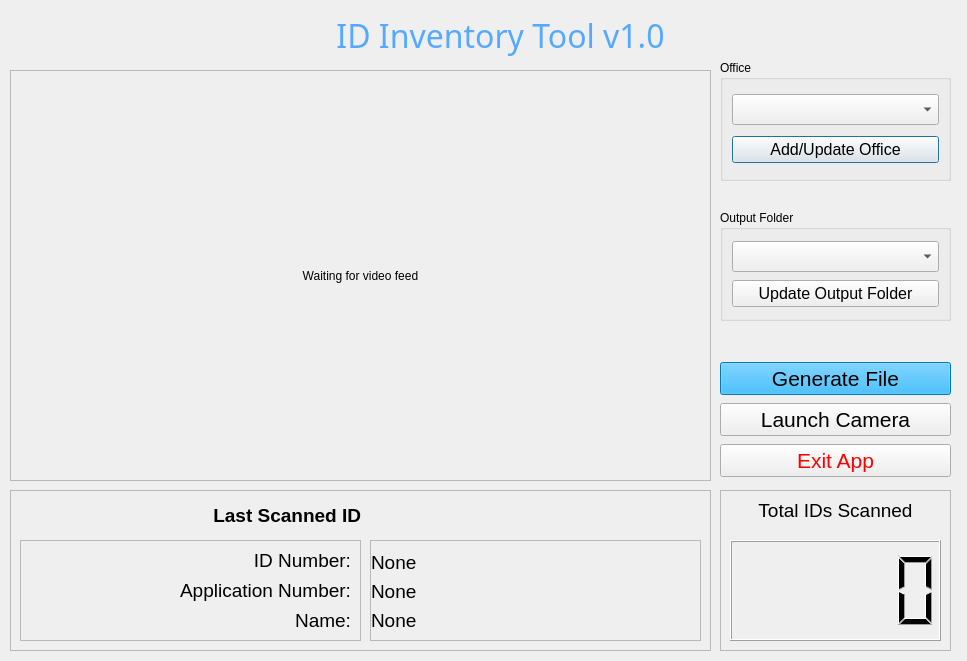
This is main_window.ui in abiatarfestus/qrc_reader as Qt 5 draws it before an edit. The edited form follows.
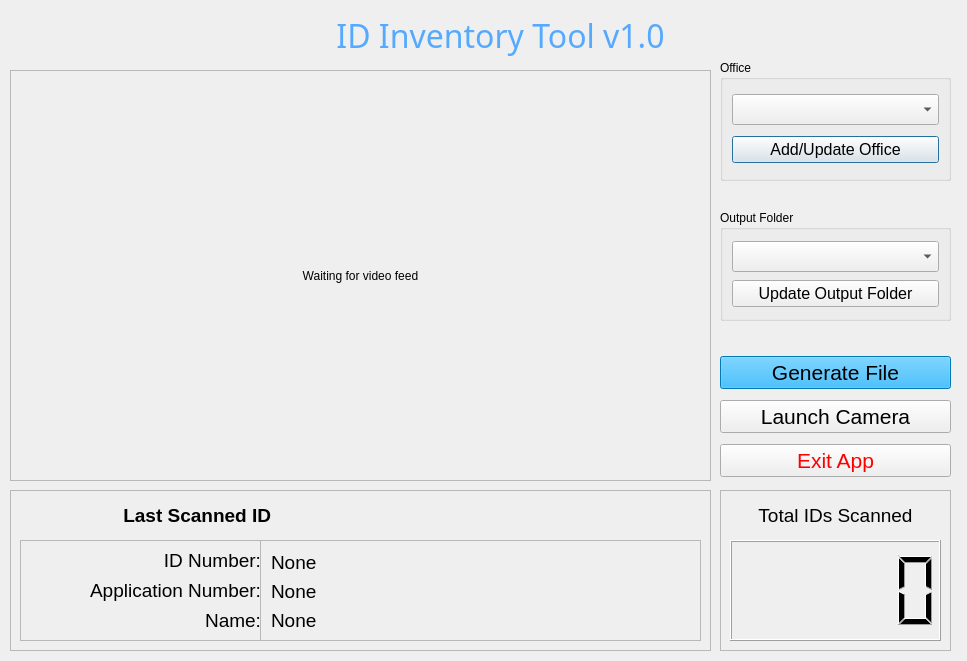
This is the edited form.

What changed in the file:
```diff
--- a/main_window.ui
+++ b/main_window.ui
@@ -86,7 +86,7 @@
      <rect>
       <x>10</x>
       <y>10</y>
-      <width>341</width>
+      <width>251</width>
       <height>31</height>
      </rect>
     </property>
@@ -107,9 +107,9 @@
    <widget class="QFrame" name="frame_2">
     <property name="geometry">
      <rect>
-      <x>360</x>
+      <x>250</x>
       <y>50</y>
-      <width>331</width>
+      <width>441</width>
       <height>101</height>
      </rect>
     </property>
@@ -122,9 +122,9 @@
     <widget class="QLabel" name="lbl_name">
      <property name="geometry">
       <rect>
-       <x>1</x>
+       <x>11</x>
        <y>69</y>
-       <width>361</width>
+       <width>431</width>
        <height>23</height>
       </rect>
      </property>
@@ -140,9 +140,9 @@
     <widget class="QLabel" name="lbl_id_number">
      <property name="geometry">
       <rect>
-       <x>1</x>
+       <x>11</x>
        <y>11</y>
-       <width>361</width>
+       <width>431</width>
        <height>23</height>
       </rect>
      </property>
@@ -161,9 +161,9 @@
     <widget class="QLabel" name="lbl_application_number">
      <property name="geometry">
       <rect>
-       <x>1</x>
+       <x>11</x>
        <y>40</y>
-       <width>361</width>
+       <width>431</width>
        <height>23</height>
       </rect>
      </property>
@@ -182,7 +182,7 @@
      <rect>
       <x>10</x>
       <y>50</y>
-      <width>341</width>
+      <width>241</width>
       <height>101</height>
      </rect>
     </property>
@@ -197,7 +197,7 @@
       <rect>
        <x>10</x>
        <y>70</y>
-       <width>321</width>
+       <width>231</width>
        <height>21</height>
       </rect>
      </property>
@@ -218,7 +218,7 @@
       <rect>
        <x>10</x>
        <y>10</y>
-       <width>321</width>
+       <width>231</width>
        <height>21</height>
       </rect>
      </property>
@@ -238,9 +238,9 @@
      <property name="geometry">
       <rect>
        <x>10</x>
-       <y>40</y>
-       <width>321</width>
-       <height>21</height>
+       <y>30</y>
+       <width>231</width>
+       <height>41</height>
       </rect>
      </property>
      <property name="font">
@@ -377,7 +377,7 @@
       <x>10</x>
       <y>10</y>
       <width>211</width>
-      <height>21</height>
+      <height>31</height>
      </rect>
     </property>
     <property name="font">
@@ -399,9 +399,9 @@
    <property name="geometry">
     <rect>
      <x>720</x>
-     <y>360</y>
+     <y>351</y>
      <width>231</width>
-     <height>121</height>
+     <height>131</height>
     </rect>
    </property>
    <layout class="QGridLayout" name="gridLayout">
```
